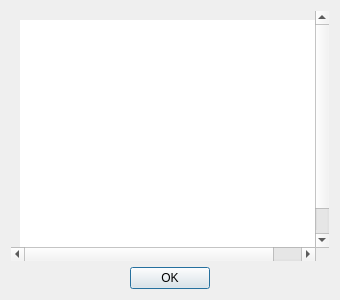
First picture: the form in src/whatsnewdialog.ui, repository pingledingle-tech/PinglyMotion, before the edit.
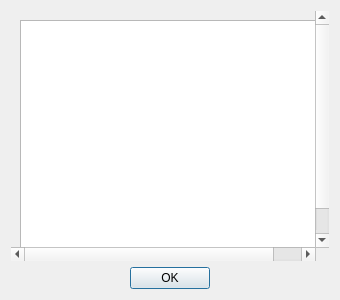
Second picture: the form after the edit.

Patch:
```diff
--- a/src/whatsnewdialog.ui
+++ b/src/whatsnewdialog.ui
@@ -18,7 +18,7 @@
        <item>
         <widget class="QPlainTextEdit" name="plainTextEdit">
          <property name="minimumSize"><size><width>320</width><height>250</height></size></property>
-         <property name="frameShape"><enum>QFrame::NoFrame</enum></property>
+         <property name="frameShape"><enum>QFrame::StyledPanel</enum></property>
          <property name="readOnly"><bool>true</bool></property>
         </widget>
        </item>
```
